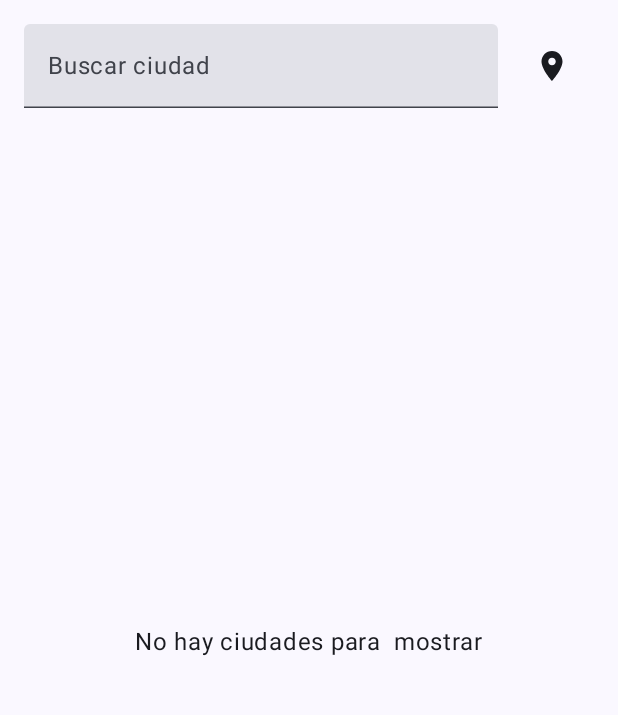
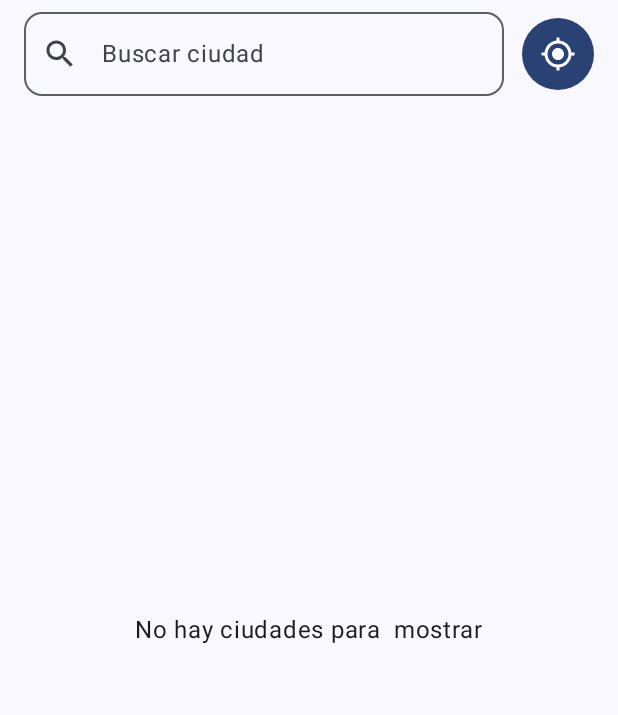
Before and after one commit to casanasjesus/weather_app_istea, an Android app built with Jetpack Compose: the screen it shows after launch (MainActivity), on a phone screen of 412 x 824 dp, the part 96-811 px from its top. Run offline under Robolectric (Android 15) with nearby library versions, the phone set to English and light mode, and no system bars.

Commit message:
ui-ciudades: implementar campo de búsqueda y botón de ubicación en BuscadorYGeoView

```diff
--- a/app/src/main/java/com/example/weather_application_istea/ciudades/BuscadorYGeoView.kt
+++ b/app/src/main/java/com/example/weather_application_istea/ciudades/BuscadorYGeoView.kt
@@ -1,19 +1,20 @@
 package com.example.weather_application_istea.ciudades
 
-import androidx.compose.foundation.layout.Arrangement
-import androidx.compose.foundation.layout.Row
-import androidx.compose.foundation.layout.fillMaxWidth
-import androidx.compose.foundation.layout.padding
-import androidx.compose.foundation.layout.size
+import androidx.compose.foundation.background
+import androidx.compose.foundation.layout.*
+import androidx.compose.foundation.shape.CircleShape
+import androidx.compose.foundation.shape.RoundedCornerShape
 import androidx.compose.material.icons.Icons
-import androidx.compose.material.icons.filled.LocationOn
+import androidx.compose.material.icons.filled.MyLocation
+import androidx.compose.material.icons.filled.Search
 import androidx.compose.material3.Icon
 import androidx.compose.material3.IconButton
+import androidx.compose.material3.OutlinedTextField
 import androidx.compose.material3.Text
-import androidx.compose.material3.TextField
+import androidx.compose.material3.MaterialTheme
 import androidx.compose.runtime.Composable
+import androidx.compose.ui.Alignment
 import androidx.compose.ui.Modifier
-import androidx.compose.ui.tooling.preview.Preview
 import androidx.compose.ui.unit.dp
 
 @Composable
@@ -25,29 +26,41 @@ fun BuscadorYGeoView(
     Row(
         modifier = Modifier
             .fillMaxWidth()
-            .padding(16.dp),
-        horizontalArrangement = Arrangement.spacedBy(8.dp)
+            .padding(horizontal = 16.dp, vertical = 8.dp),
+        verticalAlignment = Alignment.CenterVertically
     ) {
-        TextField(
-            modifier = Modifier.weight(1f),
-            value = query,
-            onValueChange = onQueryChange,
-            label = { Text("Buscar ciudad") },
-            singleLine = true
+        // ────────────────────────────────
+        // Campo de texto OUTLINED por defecto
+        OutlinedTextField(
+            value        = query,
+            onValueChange= onQueryChange,
+            modifier     = Modifier
+                .weight(1f)
+                .height(56.dp),
+            placeholder  = { Text("Buscar ciudad") },
+            leadingIcon  = { Icon(Icons.Default.Search, contentDescription = null) },
+            singleLine   = true,
+            shape        = RoundedCornerShape(12.dp)
         )
+        // ────────────────────────────────
 
+        Spacer(modifier = Modifier.width(12.dp))
+
+        // Botón circular
         IconButton(
-            onClick = onGeolocalizacionClick,
-            modifier = Modifier.size(56.dp)
+            onClick  = onGeolocalizacionClick,
+            modifier = Modifier
+                .size(48.dp)
+                .background(
+                    color = MaterialTheme.colorScheme.primary,
+                    shape = CircleShape
+                )
         ) {
             Icon(
-                imageVector = Icons.Default.LocationOn,
-                contentDescription = "Usar mi ubicación"
+                Icons.Default.MyLocation,
+                contentDescription = "Mi ubicación",
+                tint = MaterialTheme.colorScheme.onPrimary
             )
         }
     }
 }
-
-@Preview(showBackground = true)
-@Composable
-fun BuscadorYGeoPreview() {}
```
